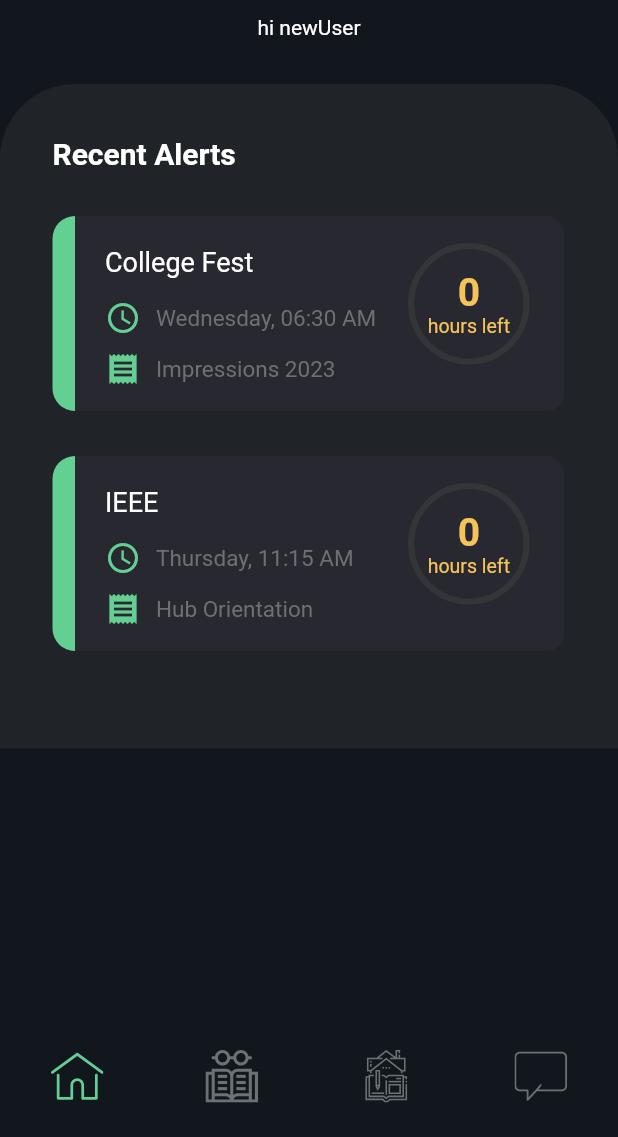
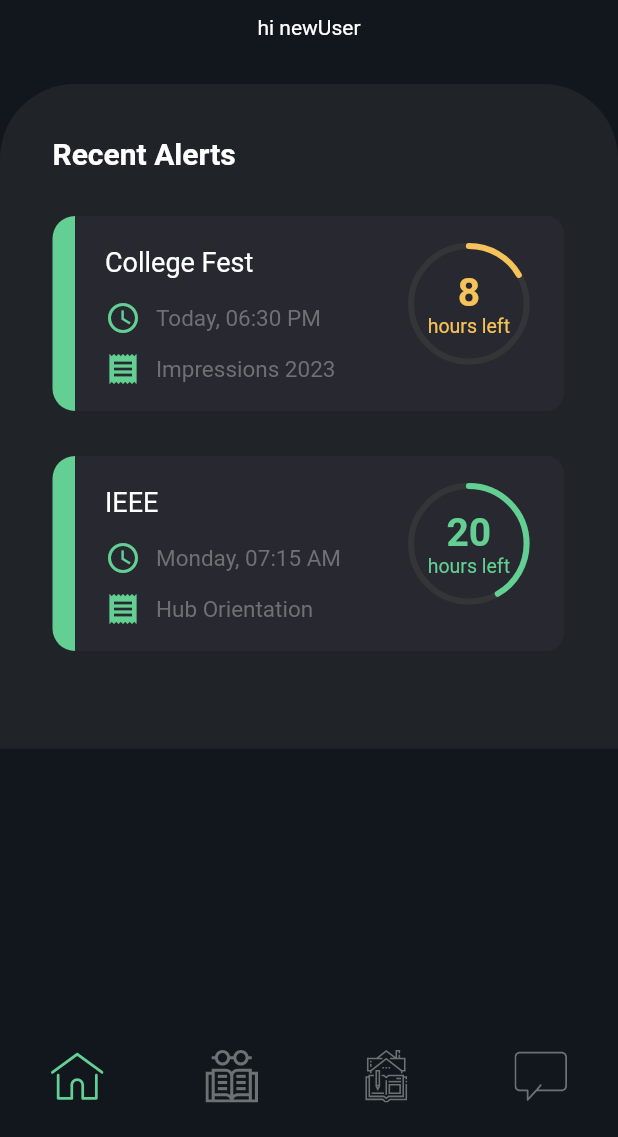
Before and after one commit to Sg108/College-Lit, a Flutter app: the BottomNavigation screen opened directly, on a phone screen of 412 x 824 dp, the part 99-1236 px from its top. Run offline on Flutter 3.47's test engine with Material 2 defaults, Android fonts, the phone set to English and light mode, and no system bars; our stand-ins replace cloud_firestore, firebase_auth, firebase_core, firebase_storage, flutter_svg, image_picker; accounts and stored records are empty; network calls fail.

Commit message:
updated classes and alerts

```diff
--- a/lib/models/alert.dart
+++ b/lib/models/alert.dart
@@ -9,11 +9,11 @@
   Alert(
     title: 'College Fest',
     subject: 'Impressions 2023',
-    time: DateTime.parse('2023-04-12 06:30:00'),
+    time: DateTime.parse('2023-04-23 18:30:00'),
   ),
   Alert(
     title: 'IEEE',
     subject: 'Hub Orientation',
-    time: DateTime.parse('2023-04-13 11:15:00'),
+    time: DateTime.parse('2023-04-24 07:15:00'),
   )
 ];
--- a/lib/widgets/build_classes.dart
+++ b/lib/widgets/build_classes.dart
@@ -173,6 +173,7 @@
         size: 15.0,
       );
     } else if (c.isHappening) {
+      print('came here');
       return Container(
         margin: EdgeInsets.all(5.0),
         decoration: BoxDecoration(
--- a/pubspec.yaml
+++ b/pubspec.yaml
@@ -52,7 +52,8 @@
   # rules and activating additional ones.
   flutter_lints: ^2.0.0
   firebase_storage: ^11.0.16
-
+# dependency_overrides:
+#   intl: ^0.18.0
 # For information on the generic Dart part of this file, see the
 # following page: https://dart.dev/tools/pub/pubspec
 
```
Also changed, not shown: lib/models/classes.dart (+4 -4 lines).
